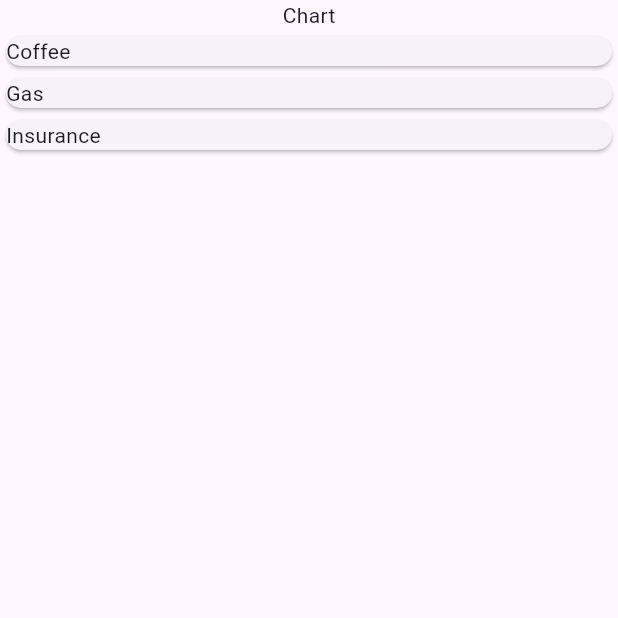
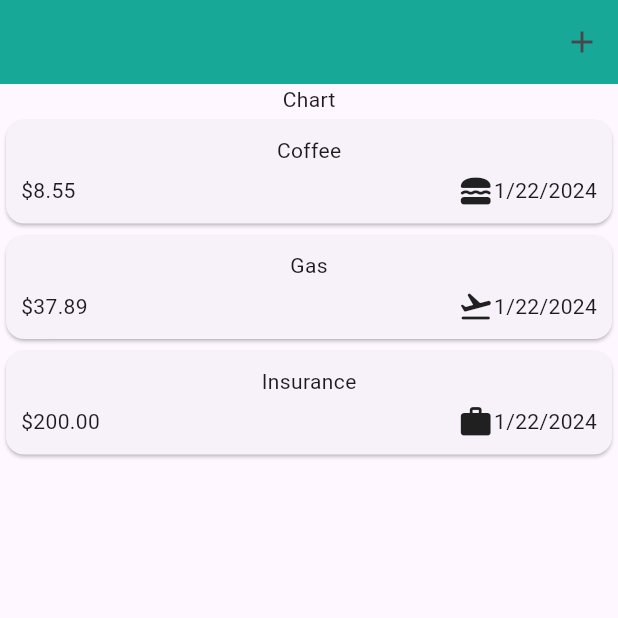
Before and after one commit to DCXan/flutter-expense-tracker, a Flutter app: the screen it shows after launch, on a phone screen of 412 x 824 dp, the top half of it. Run offline on Flutter 3.47's test engine with Material 3 defaults, Android fonts, the phone set to English and light mode, and no system bars.

Commit message:
added date formatter and appbar

```diff
--- a/lib/models/expense.dart
+++ b/lib/models/expense.dart
@@ -1,8 +1,19 @@
+import 'package:flutter/material.dart';
 import 'package:uuid/uuid.dart';
+import 'package:intl/intl.dart';
+
+final formatter = DateFormat.yMd();
 
 const uuid = Uuid();
 
 enum Category { food, travel, leisure, work }
+
+const categoryIcons = {
+  Category.food: Icons.lunch_dining_rounded,
+  Category.travel: Icons.flight_takeoff_rounded,
+  Category.leisure: Icons.movie_rounded,
+  Category.work: Icons.work_rounded,
+};
 
 class Expense {
   Expense(
@@ -17,4 +28,8 @@ class Expense {
   final double amount;
   final DateTime date;
   final Category category;
+
+  String get formattedDate {
+    return formatter.format(date);
+  }
 }
--- a/lib/widgets/expenses.dart
+++ b/lib/widgets/expenses.dart
@@ -36,6 +36,10 @@ class _ExpensesState extends State<Expenses> {
   @override
   Widget build(BuildContext context) {
     return Scaffold(
+      appBar: AppBar(
+        backgroundColor: const Color.fromARGB(255, 23, 168, 151),
+        actions: [IconButton(onPressed: () {}, icon: const Icon(Icons.add))],
+      ),
       body: Column(
         children: [
           const Text('Chart'),
--- a/lib/widgets/expenses_list/expense_item.dart
+++ b/lib/widgets/expenses_list/expense_item.dart
@@ -9,7 +9,31 @@ class ExpenseItem extends StatelessWidget {
   @override
   Widget build(BuildContext context) {
     return Card(
-      child: Text(expense.title),
+      child: Padding(
+        padding: const EdgeInsets.all(10),
+        child: Column(
+          children: [
+            Text(expense.title),
+            const SizedBox(
+              height: 5,
+            ),
+            Row(
+              children: [
+                Text('\$${expense.amount.toStringAsFixed(2)}'),
+                const Spacer(),
+                Row(
+                  children: [
+                    Icon(categoryIcons[expense.category]),
+                    Text(
+                      expense.formattedDate,
+                    ),
+                  ],
+                )
+              ],
+            )
+          ],
+        ),
+      ),
     );
   }
 }
--- a/pubspec.yaml
+++ b/pubspec.yaml
@@ -9,6 +9,7 @@ environment:
 dependencies:
   flutter:
     sdk: flutter
+  intl: ^0.19.0
   uuid: ^4.3.3
 
 dev_dependencies:
```
Also changed, not shown: pubspec.lock.
